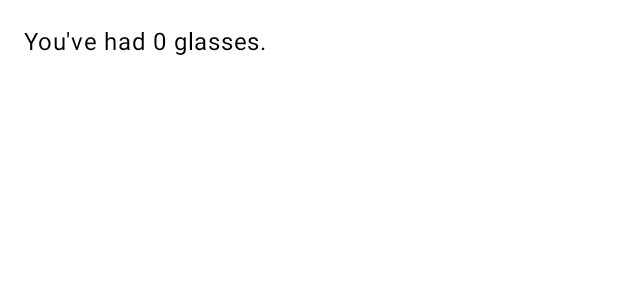
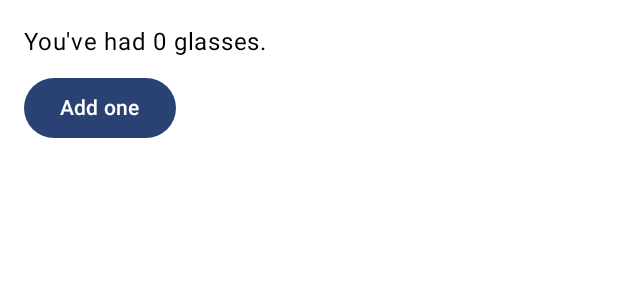
Before and after one commit to Ojongseok/Compose_CodeLab_Tutorial, an Android app built with Jetpack Compose: the @Preview function OnboardingPreview, on a phone screen of 412 x 824 dp. Shown: the top 300 px of the screen. Run offline under Robolectric (Android 15) with nearby library versions, the phone set to English and light mode, and no system bars.

Commit message:
Compose의 이벤트 - 상태 변경 전

```diff
--- a/app/src/main/java/com/example/composetutorial/WaterCounter.kt
+++ b/app/src/main/java/com/example/composetutorial/WaterCounter.kt
@@ -1,6 +1,8 @@
 package com.example.composetutorial
 
+import androidx.compose.foundation.layout.Column
 import androidx.compose.foundation.layout.padding
+import androidx.compose.material3.Button
 import androidx.compose.material3.Text
 import androidx.compose.runtime.Composable
 import androidx.compose.ui.Modifier
@@ -11,9 +13,16 @@ import androidx.compose.ui.unit.dp
 fun WaterCounter(
     modifier: Modifier = Modifier
 ) {
-    val count = 0
-    Text(
-        text = "You've had $count glasses.",
+    Column(
         modifier = modifier.padding(16.dp)
-    )
+    ) {
+        var count = 0
+        Text(text = "You've had $count glasses.")
+        Button(
+            onClick = { count++ },
+            modifier = modifier.padding(top = 8.dp)
+        ) {
+            Text(text = "Add one")
+        }
+    }
 }
```
Also changed, not shown: app/src/main/java/com/example/composetutorial/MainActivity.kt (line endings or trailing spaces).
